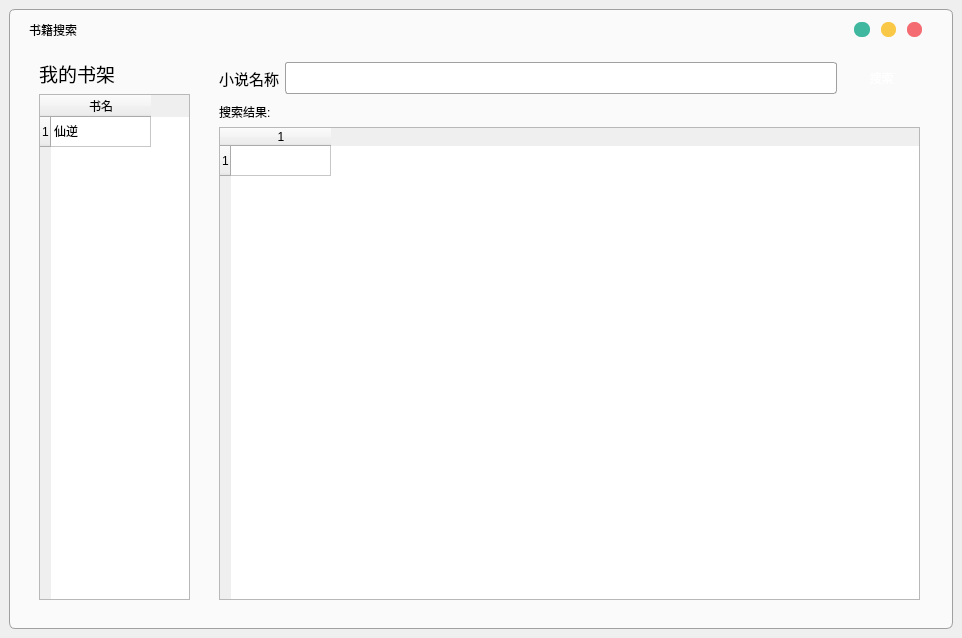
This is search.ui in oxhc/NovelSpider as Qt 5 draws it before an edit. The edited form follows.
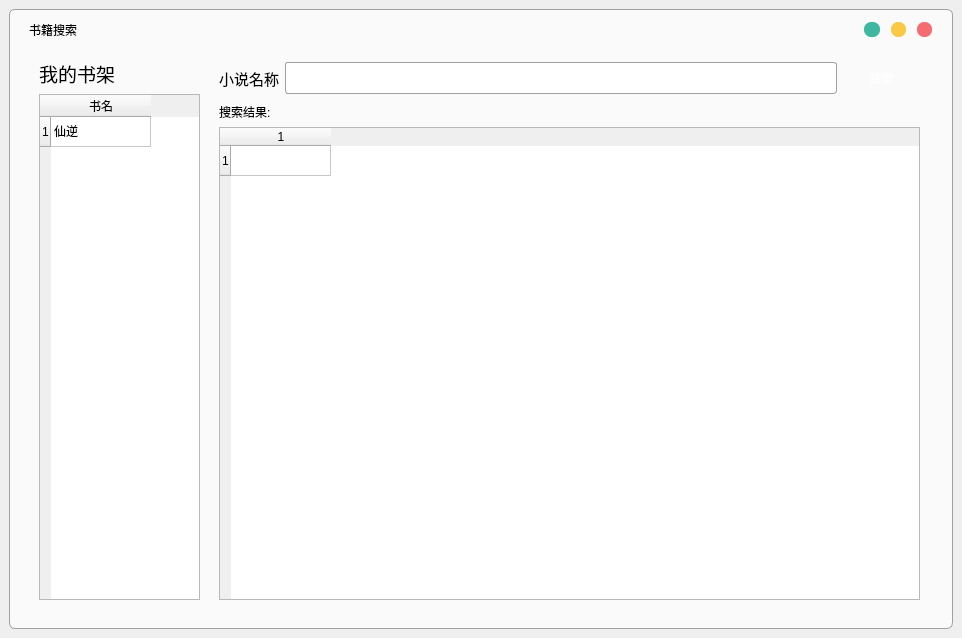
This is the edited form.

Diff of the .ui file:
```diff
--- a/search.ui
+++ b/search.ui
@@ -60,7 +60,7 @@
       <widget class="QWidget" name="gridLayoutWidget_2">
        <property name="geometry">
         <rect>
-         <x>840</x>
+         <x>850</x>
          <y>10</y>
          <width>81</width>
          <height>21</height>
@@ -162,7 +162,7 @@
         <rect>
          <x>30</x>
          <y>50</y>
-         <width>151</width>
+         <width>161</width>
          <height>541</height>
         </rect>
        </property>
```
Left out of the diff: 2 changed lines with no effect on the pictures.
